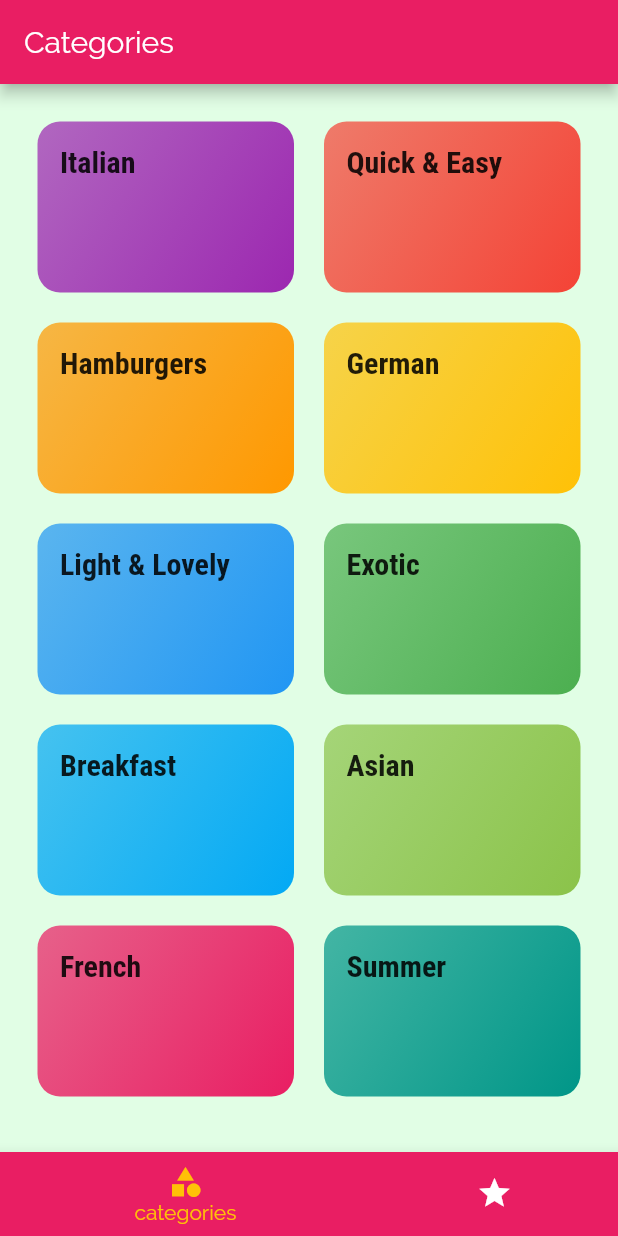
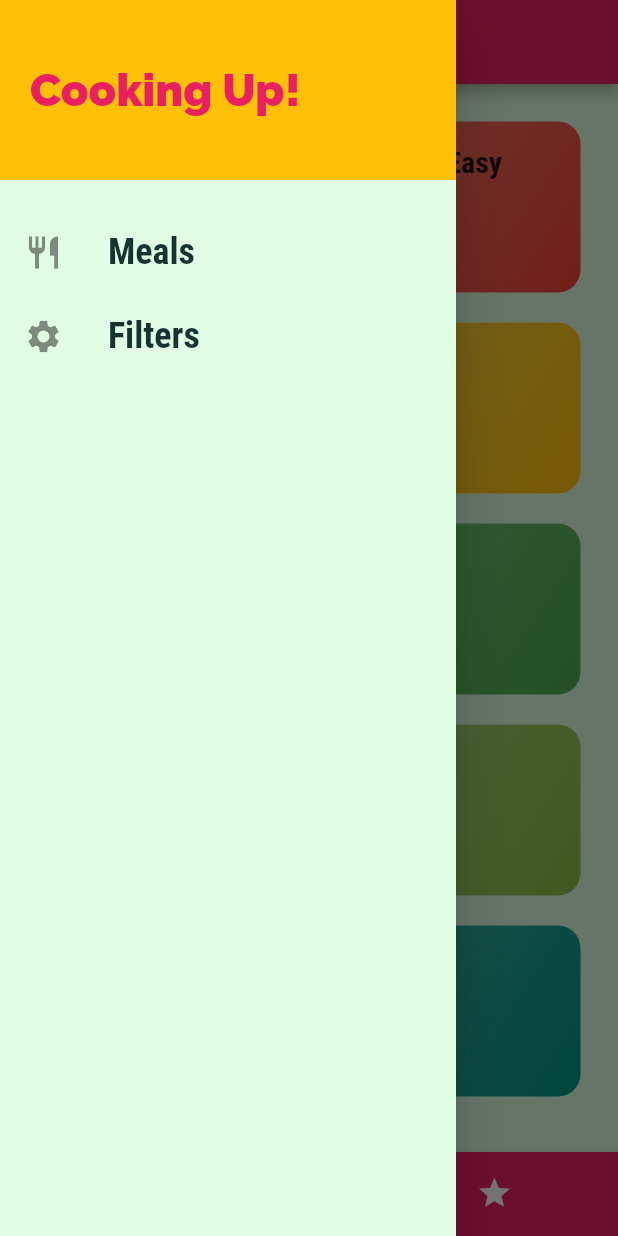
Before and after one commit to ChalothornYn/flutter_meals_app, a Flutter app: the screen it shows after launch, with the side drawer open (before the commit the screen has no drawer), on a phone screen of 412 x 824 dp. Run offline on Flutter 3.47's test engine with Material 2 defaults, Android fonts, the phone set to English and light mode, and no system bars.

Commit message:
add drawer

```diff
--- a/lib/main.dart
+++ b/lib/main.dart
@@ -3,6 +3,7 @@ import './screens/tabs_screen.dart';
 import './screens/meal_detail.screen.dart';
 import './screens/category_meals_screen.dart';
 import './screens/categories_screen.dart';
+import './screens/filters_screen.dart';
 
 void main() => runApp(MyApp());
 
@@ -32,6 +33,7 @@ class MyApp extends StatelessWidget {
         '/': (ctx) => TabScreen(),
         CategoryMealsScreen.routeName: (ctx) => CategoryMealsScreen(),
         MealDetailScreen.routeName: (ctx) => MealDetailScreen(),
+        FiltersScreen.routeName: (ctx) => FiltersScreen(),
       },
       // onGenerateRoute: (settings) {
       //   print(settings.name);
@@ -43,7 +45,8 @@ class MyApp extends StatelessWidget {
       //   }
       //   return MaterialPageRoute(builder: (ctx) => CategoriesSCreen());
       // },
-      onUnknownRoute: (settings) {  // Error Page // Fall back page
+      onUnknownRoute: (settings) {
+        // Error Page // Fall back page
         return MaterialPageRoute(builder: (ctx) => CategoriesScreen());
       },
     );
--- /dev/null
+++ b/lib/screens/filters_screen.dart
@@ -0,0 +1,13 @@
+import 'package:flutter/material.dart';
+
+class FiltersScreen extends StatelessWidget {
+
+  static const routeName = '/filters';
+
+  @override
+  Widget build(BuildContext context) {
+    return Center(
+      child: Text('Filters!'),
+    );
+  }
+}
--- a/lib/screens/tabs_screen.dart
+++ b/lib/screens/tabs_screen.dart
@@ -1,4 +1,5 @@
 import 'package:flutter/material.dart';
+import '../widgets/main_drawer.dart';
 import '../screens/foavorite_screen.dart';
 import '../screens/categories_screen.dart';
 
@@ -27,13 +28,13 @@ class _TabScreenState extends State<TabScreen> {
       appBar: AppBar(
         title: Text(_pages[_selectedPageIndex]['title']),
       ),
+      drawer: MainDrawer(),
       body: _pages[_selectedPageIndex]['page'],
       bottomNavigationBar: BottomNavigationBar(
         onTap: _selectPage,
         backgroundColor: Theme.of(context).primaryColor,
         unselectedItemColor: Colors.white,
         selectedItemColor: Theme.of(context).accentColor,
-
         currentIndex: _selectedPageIndex,
         type: BottomNavigationBarType.shifting,
         items: [
--- /dev/null
+++ b/lib/widgets/main_drawer.dart
@@ -0,0 +1,63 @@
+import 'package:flutter/material.dart';
+import '../screens/filters_screen.dart';
+
+Widget buildListTile(String title, IconData icon, Function tapHandler) {
+  return ListTile(
+    leading: Icon(
+      icon,
+      size: 26,
+    ),
+    title: Text(
+      title,
+      style: TextStyle(
+        fontFamily: 'RobotoCondensed',
+        fontSize: 24,
+        fontWeight: FontWeight.bold, //same as .w700
+      ),
+    ),
+    onTap: tapHandler,
+  );
+}
+
+class MainDrawer extends StatelessWidget {
+  @override
+  Widget build(BuildContext context) {
+    return Drawer(
+      child: Column(
+        children: <Widget>[
+          Container(
+            height: 120,
+            width: double.infinity,
+            padding: EdgeInsets.all(20),
+            alignment: Alignment.centerLeft,
+            color: Theme.of(context).accentColor,
+            child: Text(
+              'Cooking Up!',
+              style: TextStyle(
+                  fontWeight: FontWeight.w900,
+                  fontSize: 30,
+                  color: Theme.of(context).primaryColor),
+            ),
+          ),
+          SizedBox(
+            height: 20,
+          ),
+          buildListTile(
+            'Meals',
+            Icons.restaurant,
+            () {
+              Navigator.of(context).pushNamed('/');
+            },
+          ),
+          buildListTile(
+            'Filters',
+            Icons.settings,
+            () {
+              Navigator.of(context).pushNamed(FiltersScreen.routeName);
+            },
+          ),
+        ],
+      ),
+    );
+  }
+}
```
